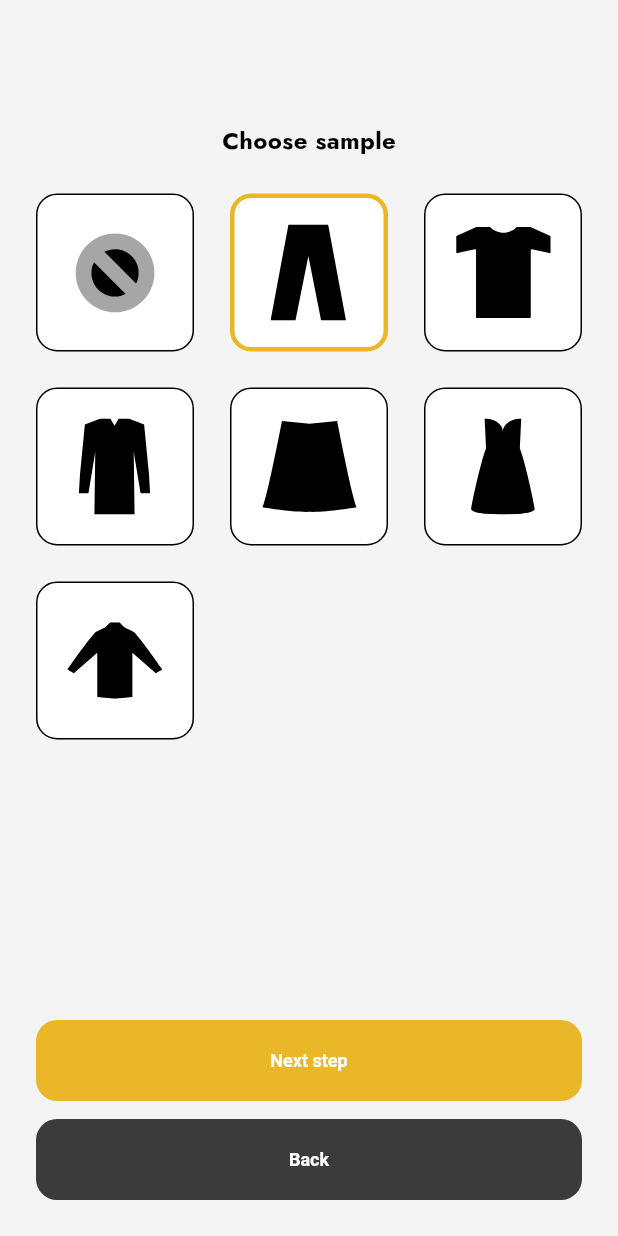
After one commit to getch04/style-keeper, a Flutter app: the ChooseSamplePage screen opened directly, on a phone screen of 412 x 824 dp. The commit adds this screen. Run offline on Flutter 3.47's test engine with Material 3 defaults, Android fonts, the phone set to English and light mode, and no system bars; our stand-ins replace dotted_border, flutter_svg, geolocator, get_it, go_router, hive and 2 more; accounts and stored records are empty.

Commit message:
feat: choose sample page added

```diff
--- a/lib/features/wardrobe/presentation/add_clothing_page.dart
+++ b/lib/features/wardrobe/presentation/add_clothing_page.dart
@@ -3,6 +3,7 @@ import 'package:flutter/material.dart';
 import 'package:flutter_svg/flutter_svg.dart';
 import 'package:style_keeper/core/constants/app_colors.dart';
 import 'package:style_keeper/core/constants/app_images.dart';
+import 'package:style_keeper/features/wardrobe/presentation/choose_sample_page.dart';
 import 'package:style_keeper/shared/widgets/notice_dialog.dart';
 
 class AddClothingPage extends StatelessWidget {
@@ -12,14 +13,18 @@ class AddClothingPage extends StatelessWidget {
     showDialog(
       context: context,
       barrierDismissible: false,
-      barrierColor: Colors.black.withValues(alpha: 0.85),
+      barrierColor: Colors.black.withOpacity(0.85),
       builder: (context) => NoticeDialog(
         title: 'Notice',
         message:
             'Please note that before taking a photo, place the element on a white background and set its standard position. For your convenience, we have developed several templates.',
         onContinue: () {
           Navigator.of(context).pop();
-          // TODO: Continue to photo picker
+          Navigator.of(context).push(
+            MaterialPageRoute(
+              builder: (context) => const ChooseSamplePage(),
+            ),
+          );
         },
         onCancel: () {
           Navigator.of(context).pop();
--- /dev/null
+++ b/lib/features/wardrobe/presentation/choose_sample_page.dart
@@ -0,0 +1,111 @@
+import 'package:flutter/material.dart';
+import 'package:flutter_svg/flutter_svg.dart';
+import 'package:style_keeper/core/constants/app_colors.dart';
+import 'package:style_keeper/core/constants/app_images.dart';
+import 'package:style_keeper/shared/widgets/app_wide_button.dart';
+
+class ChooseSamplePage extends StatefulWidget {
+  const ChooseSamplePage({super.key});
+
+  @override
+  State<ChooseSamplePage> createState() => _ChooseSamplePageState();
+}
+
+class _ChooseSamplePageState extends State<ChooseSamplePage> {
+  int selectedIndex = 1;
+
+  final List<String> icons = [
+    AppImages.blackNoCloth,
+    AppImages.blackSuri,
+    AppImages.blackTshirt,
+    AppImages.blackCaport,
+    AppImages.blackGurd,
+    AppImages.blackKemis,
+    AppImages.blackLongTshirt,
+  ];
+
+  @override
+  Widget build(BuildContext context) {
+    return Scaffold(
+      backgroundColor: const Color(0xFFF4F4F4),
+      body: SafeArea(
+        child: Column(
+          children: [
+            const SizedBox(height: 82),
+            const Text(
+              'Choose sample',
+              style: TextStyle(
+                fontWeight: FontWeight.w700,
+                fontSize: 16,
+              ),
+            ),
+            const SizedBox(height: 24),
+            Padding(
+              padding: const EdgeInsets.symmetric(horizontal: 24),
+              child: Center(
+                child: GridView.builder(
+                  shrinkWrap: true,
+                  itemCount: icons.length,
+                  gridDelegate: const SliverGridDelegateWithFixedCrossAxisCount(
+                    crossAxisCount: 3,
+                    mainAxisSpacing: 24,
+                    crossAxisSpacing: 24,
+                    childAspectRatio: 1,
+                  ),
+                  itemBuilder: (context, index) {
+                    final isSelected = selectedIndex == index;
+                    return GestureDetector(
+                      onTap: () {
+                        setState(() {
+                          selectedIndex = index;
+                        });
+                      },
+                      child: Container(
+                        decoration: BoxDecoration(
+                          color: Colors.white,
+                          borderRadius: BorderRadius.circular(14),
+                          border: Border.all(
+                            color: isSelected ? AppColors.yellow : Colors.black,
+                            width: isSelected ? 3 : 1,
+                          ),
+                        ),
+                        child: Center(
+                          child: SvgPicture.asset(
+                            icons[index],
+                            width: 64,
+                            height: 64,
+                          ),
+                        ),
+                      ),
+                    );
+                  },
+                ),
+              ),
+            ),
+            const Spacer(),
+            Padding(
+              padding: const EdgeInsets.symmetric(horizontal: 24, vertical: 12),
+              child: Column(
+                children: [
+                  AppWideButton(
+                    text: 'Next step',
+                    onPressed: () {},
+                  ),
+                  const SizedBox(height: 12),
+                  AppWideButton(
+                    backgroundColor: AppColors.darkGray,
+                    text: 'Back',
+                    onPressed: () {
+                      Navigator.of(context).pop();
+                    },
+                  ),
+                ],
+              ),
+            ),
+            const SizedBox(height: 12),
+          ],
+        ),
+      ),
+    );
+  }
+}
--- /dev/null
+++ b/lib/shared/widgets/app_wide_button.dart
@@ -0,0 +1,49 @@
+import 'package:flutter/material.dart';
+import 'package:style_keeper/core/constants/app_colors.dart';
+
+class AppWideButton extends StatelessWidget {
+  final String text;
+  final VoidCallback? onPressed;
+  final Color backgroundColor;
+  final Color textColor;
+  final double fontSize;
+  final FontWeight fontWeight;
+  final double borderRadius;
+  final EdgeInsetsGeometry padding;
+
+  const AppWideButton({
+    super.key,
+    required this.text,
+    required this.onPressed,
+    this.backgroundColor = AppColors.yellow,
+    this.textColor = Colors.white,
+    this.fontSize = 12,
+    this.fontWeight = FontWeight.bold,
+    this.borderRadius = 14,
+    this.padding = const EdgeInsets.symmetric(vertical: 20),
+  });
+
+  @override
+  Widget build(BuildContext context) {
+    return SizedBox(
+      width: double.infinity,
+      child: ElevatedButton(
+        onPressed: onPressed,
+        style: ElevatedButton.styleFrom(
+          backgroundColor: backgroundColor,
+          foregroundColor: textColor,
+          padding: padding,
+          shape: RoundedRectangleBorder(
+            borderRadius: BorderRadius.circular(borderRadius),
+          ),
+          elevation: 0,
+          textStyle: TextStyle(
+            fontWeight: fontWeight,
+            fontSize: fontSize,
+          ),
+        ),
+        child: Text(text),
+      ),
+    );
+  }
+}
```
